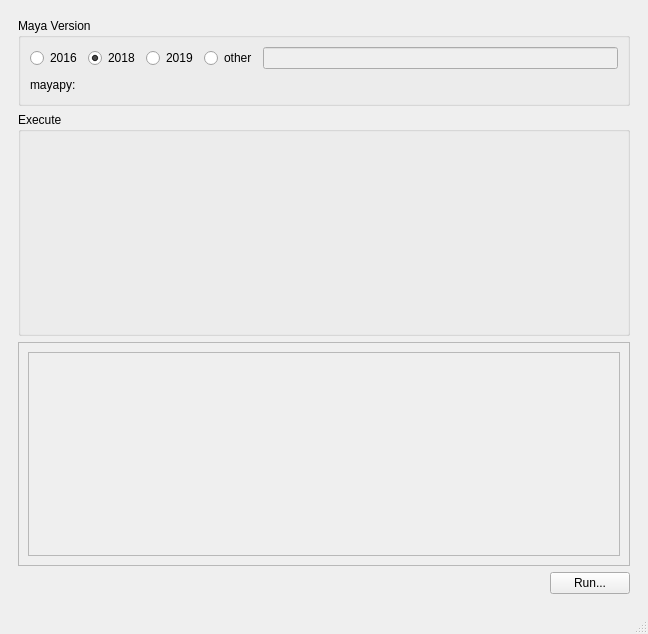
Above: scripts/MayaStandaloneTools/uis/BnStandaloneTools.ui from Bn-com/development_blueWhalle before the change. Below: the same form after it.
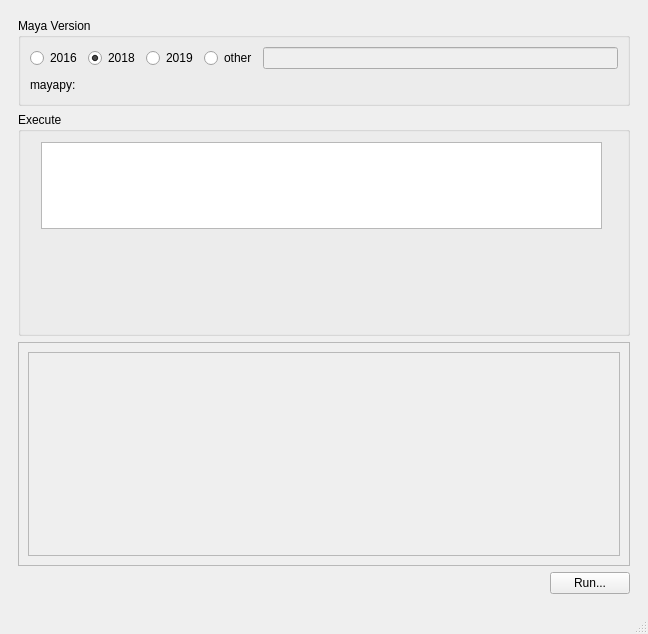
That is the form after the change.

Commit message: add standalone tools

Patch:
```diff
--- a/scripts/MayaStandaloneTools/uis/BnStandaloneTools.ui
+++ b/scripts/MayaStandaloneTools/uis/BnStandaloneTools.ui
@@ -125,6 +125,16 @@
          <property name="title">
           <string>Execute</string>
          </property>
+         <widget class="QTextEdit" name="txt_cmd">
+          <property name="geometry">
+           <rect>
+            <x>23</x>
+            <y>30</y>
+            <width>561</width>
+            <height>87</height>
+           </rect>
+          </property>
+         </widget>
         </widget>
        </item>
       </layout>
```
The commit also changes 2 other files.
